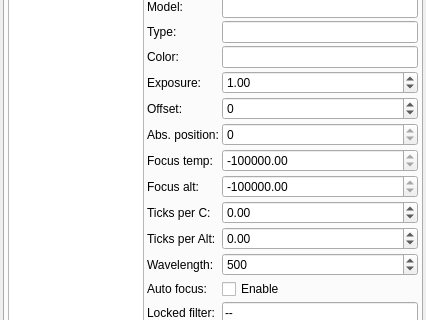
First picture: the form in kstars/oal/equipmentwriter.ui, repository KDE/kstars, before the edit; both pictures show x 0 to 426 and y 86 to 406 of the 426 by 536 pixel window.
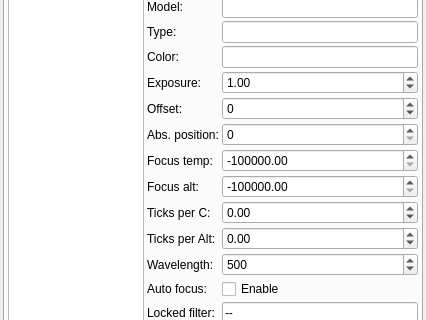
Second picture: the form after the edit. Icons and pictures are not drawn.

The edit to the form file:
```diff
--- a/kstars/oal/equipmentwriter.ui
+++ b/kstars/oal/equipmentwriter.ui
@@ -1084,7 +1084,7 @@
            <item row="7" column="1">
             <widget class="QSpinBox" name="f_AbsoluteFocusPosition">
              <property name="readOnly">
-              <bool>true</bool>
+              <bool>false</bool>
              </property>
              <property name="maximum">
               <number>1000000</number>
@@ -1104,7 +1104,7 @@
            <item row="9" column="1">
             <widget class="QDoubleSpinBox" name="f_FocusAltitude">
              <property name="readOnly">
-              <bool>true</bool>
+              <bool>false</bool>
              </property>
              <property name="minimum">
               <double>-1000000.000000000000000</double>
@@ -1192,13 +1192,13 @@
               <bool>true</bool>
              </property>
              <property name="readOnly">
-              <bool>true</bool>
+              <bool>false</bool>
              </property>
              <property name="minimum">
               <double>-1000000.000000000000000</double>
              </property>
              <property name="maximum">
-              <double>100.000000000000000</double>
+              <double>70.000000000000000</double>
              </property>
              <property name="value">
               <double>-1000000.000000000000000</double>
```
Left out of the diff: 2 changed lines with no effect on the pictures.
